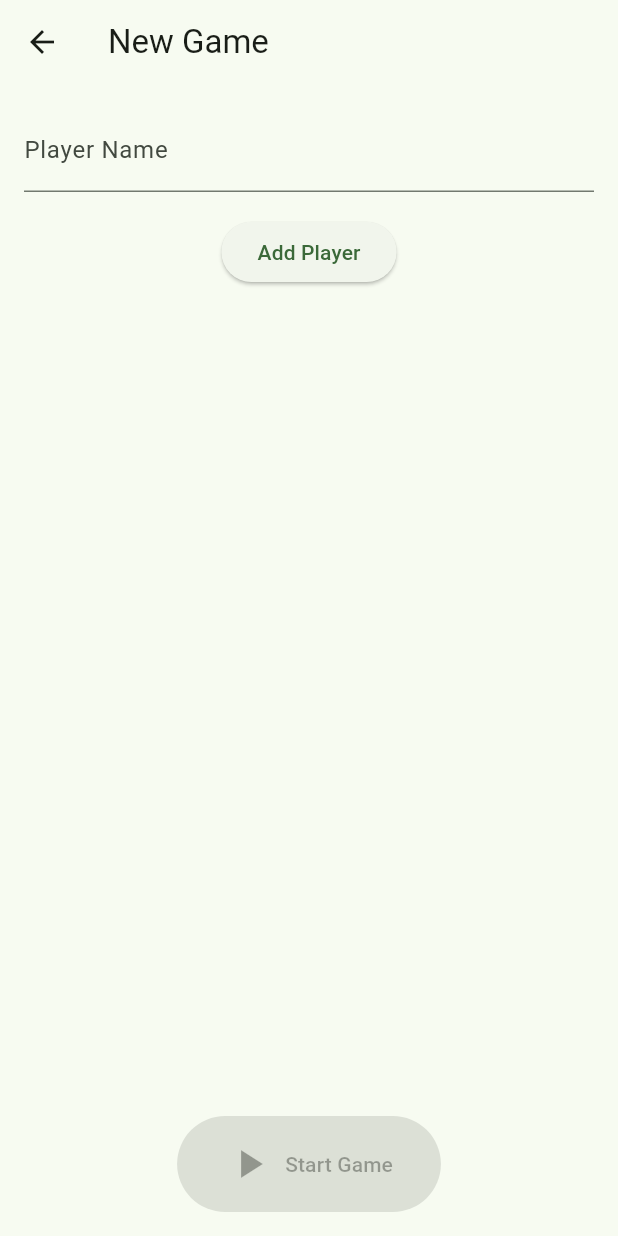
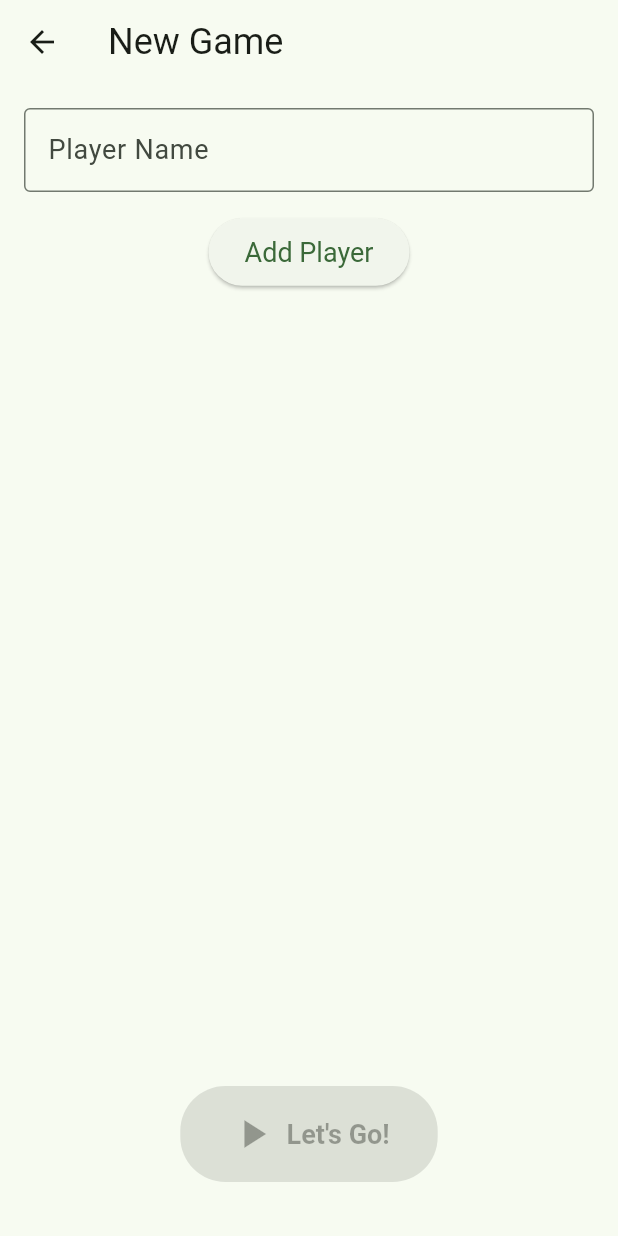
Before and after one commit to ben-fletcher/Pooker, a Flutter app: the SetupPage screen opened directly, on a phone screen of 412 x 824 dp. Run offline on Flutter 3.47's test engine with Material 3 defaults, Android fonts, the phone set to English and light mode, and no system bars; our stand-ins replace confetti; Roboto replaces fonts that are missing (Comic Sans MS).

Commit message:
More improvements

```diff
--- a/lib/pages/setup.dart
+++ b/lib/pages/setup.dart
@@ -38,42 +38,59 @@ class _SetupPageState extends State<SetupPage> {
       data: LightTheme,
       child: Scaffold(
         appBar: AppBar(
-          title: const Text('New Game'),
+          title: const Text('New Game', style: TextStyle(fontSize: 24)),
         ),
         body: Consumer<GameModel>(
           builder: (context, gameModel, child) => Padding(
             padding: const EdgeInsets.all(16.0),
             child: Column(
+              crossAxisAlignment: CrossAxisAlignment.start,
               children: [
                 TextField(
                   controller: _nameController,
                   focusNode: _nameFocusNode,
-                  decoration: const InputDecoration(labelText: 'Player Name'),
+                  decoration: InputDecoration(
+                    labelText: 'Player Name',
+                    labelStyle: TextStyle(fontSize: 18),
+                    border: OutlineInputBorder(),
+                  ),
                   textCapitalization: TextCapitalization.words,
                   onSubmitted: (_) => _addPlayer(gameModel),
                 ),
                 const SizedBox(height: 16),
-                ElevatedButton(
+                Center(
+                  child: ElevatedButton(
                     onPressed: () => _addPlayer(gameModel),
+                    style: ElevatedButton.styleFrom(
+                      padding: const EdgeInsets.symmetric(
+                          horizontal: 24, vertical: 12),
+                      textStyle: TextStyle(fontSize: 18),
+                    ),
                     child: const Text('Add Player'),
+                  ),
                 ),
                 const SizedBox(height: 16),
                 Expanded(
                   child: ListView.builder(
                     itemCount: gameModel.players.length,
                     itemBuilder: (context, index) {
-                      return ListTile(
-                        title: Text(gameModel.players[index].Name),
+                      return Card(
+                        margin: const EdgeInsets.symmetric(vertical: 8),
+                        child: ListTile(
+                          title: Text(gameModel.players[index].Name,
+                              style: TextStyle(fontSize: 18)),
                           trailing: IconButton(
                             icon: Icon(Icons.remove_circle, color: Colors.red),
                             onPressed: () => _removePlayer(gameModel, index),
+                          ),
                         ),
                       );
                     },
                   ),
                 ),
                 const SizedBox(height: 16),
-                FilledButton.icon(
+                Center(
+                  child: FilledButton.icon(
                     onPressed: gameModel.players.isNotEmpty
                       ? () {
                             Navigator.of(context).pushAndRemoveUntil(
@@ -83,15 +100,25 @@ class _SetupPageState extends State<SetupPage> {
                             );
                           }
                       : null,
-                  style: ElevatedButton.styleFrom(
+                    style: FilledButton.styleFrom(
                       padding: const EdgeInsets.symmetric(
                           horizontal: 32, vertical: 16),
                       backgroundColor:
                           gameModel.players.isNotEmpty ? null : Colors.grey,
+                      textStyle: TextStyle(fontSize: 18),
+                      shape: RoundedRectangleBorder(
+                        borderRadius: BorderRadius.circular(30),
+                      ),
                     ),
                     icon: const Icon(Icons.play_arrow, size: 32),
-                  label: const Text('Start Game'),
+                    label: const Text('Let\'s Go!',
+                        style: TextStyle(
+                          fontFamily: 'Comic Sans MS',
+                          fontWeight: FontWeight.bold,
+                        )),
                   ),
+                ),
+                const SizedBox(height: 20),
               ],
             ),
           ),
```
Lines whose indentation alone changed are shown as unchanged.
